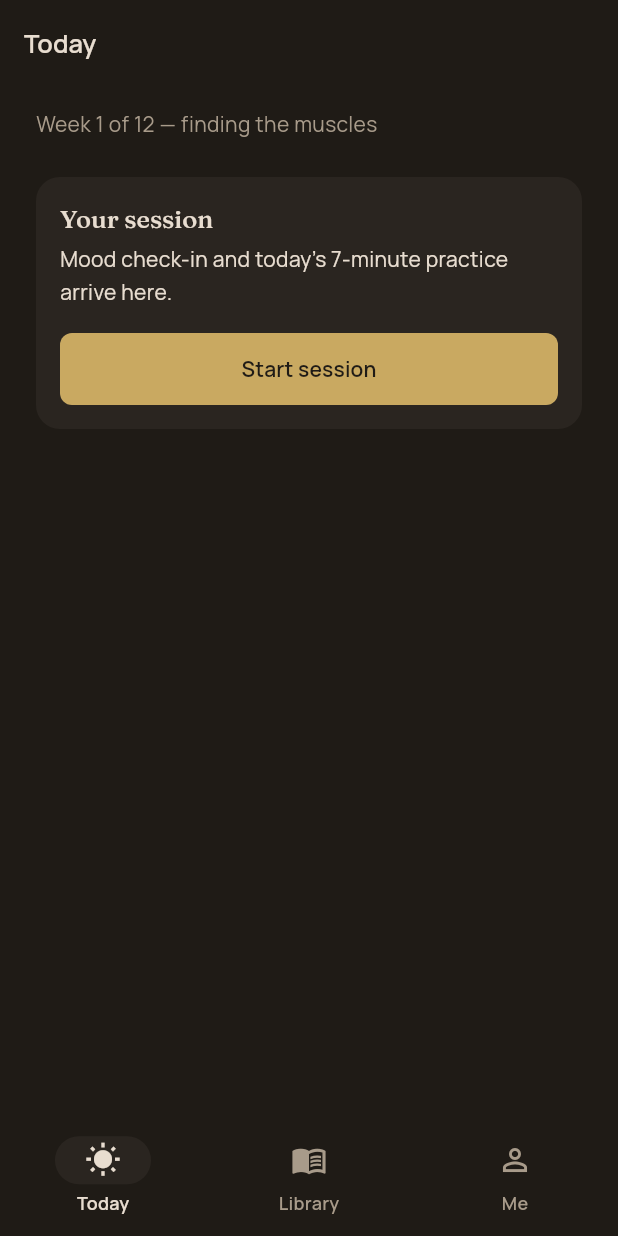
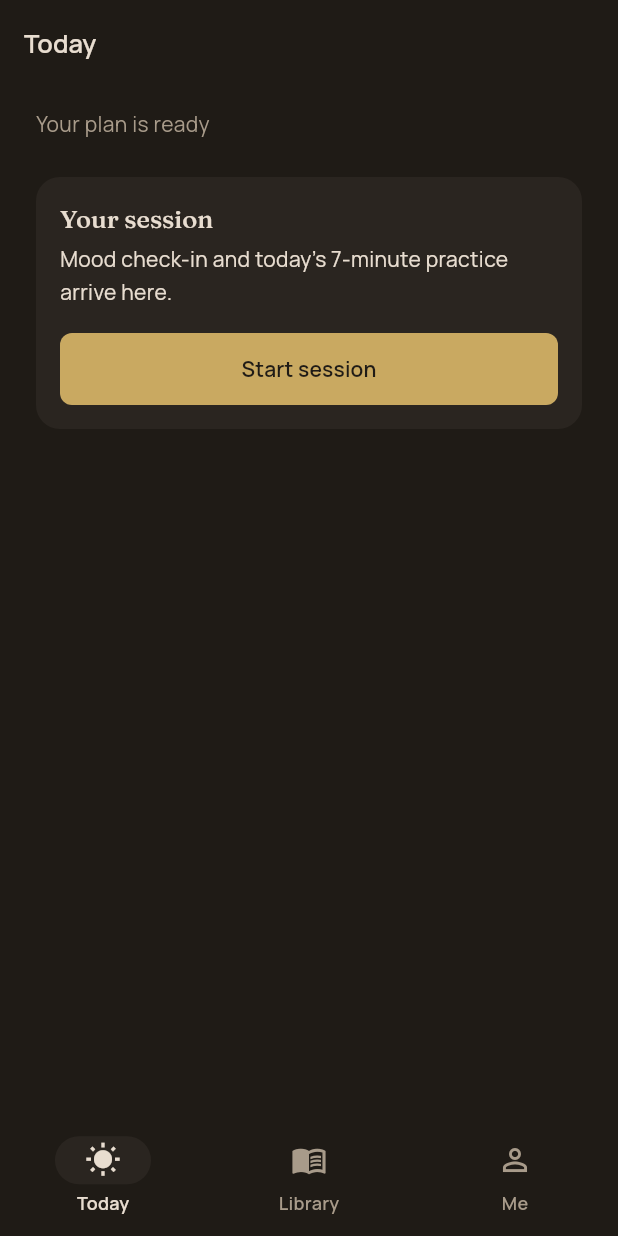
Before and after one commit to Saurabh-7973/Sahaj, a Flutter app: the TodayPage screen opened by its route, on a phone screen of 412 x 824 dp. Run offline on Flutter 3.47's test engine with Material 3 defaults, Android fonts, the phone set to English and light mode, and no system bars; our stand-ins replace firebase_core, flutter_riverpod, go_router, google_fonts, hive_ce_flutter; accounts and stored records are empty.

Commit message:
Phase 3 Task 9b: plan reveal page + today wiring
PlanRevealPage upgraded from StatelessWidget to ConsumerWidget:
computes a live plan preview from controller answers using
generatePlan/bandFromIndex, renders phase cards with dynamic week
ranges via _weekRange helper (removes old static _milestone helper).
TodayPage upgraded to ConsumerWidget: subtitle derives from stored
plan (week count + phase name) or falls back to 'Your plan is ready'.
Hides Flutter's Baseline widget to resolve ambiguous_import with our
own Baseline model.

Co-Authored-By: Claude Opus 4.8 <noreply@anthropic.com>

```diff
--- a/lib/features/home/tabs/today_page.dart
+++ b/lib/features/home/tabs/today_page.dart
@@ -1,15 +1,21 @@
 import 'package:flutter/material.dart';
+import 'package:flutter_riverpod/flutter_riverpod.dart';
 
 import '../../../core/theme/app_spacing.dart';
 import '../../../shared/widgets/widgets.dart';
+import '../../onboarding/onboarding_controller.dart';
 
 /// Today tab — daily session + mood check-in (content lands in later phases).
-class TodayPage extends StatelessWidget {
+class TodayPage extends ConsumerWidget {
   const TodayPage({super.key});
 
   @override
-  Widget build(BuildContext context) {
+  Widget build(BuildContext context, WidgetRef ref) {
     final theme = Theme.of(context);
+    final plan = ref.watch(onboardingControllerProvider).plan;
+    final subtitle = plan == null
+        ? 'Your plan is ready'
+        : 'Week 1 of ${plan.weeks.length} — ${plan.weeks.first.phase}';
 
     return AppScaffold(
       title: 'Today',
@@ -17,7 +23,7 @@ class TodayPage extends StatelessWidget {
       body: Column(
         crossAxisAlignment: CrossAxisAlignment.start,
         children: [
-          Text('Week 1 of 12 — finding the muscles',
+          Text(subtitle,
               style: theme.textTheme.bodyMedium?.copyWith(
                 color: theme.colorScheme.onSurfaceVariant,
               )),
```
Also changed, not shown: lib/features/onboarding/onboarding_pages.dart (+50 -34 lines).
